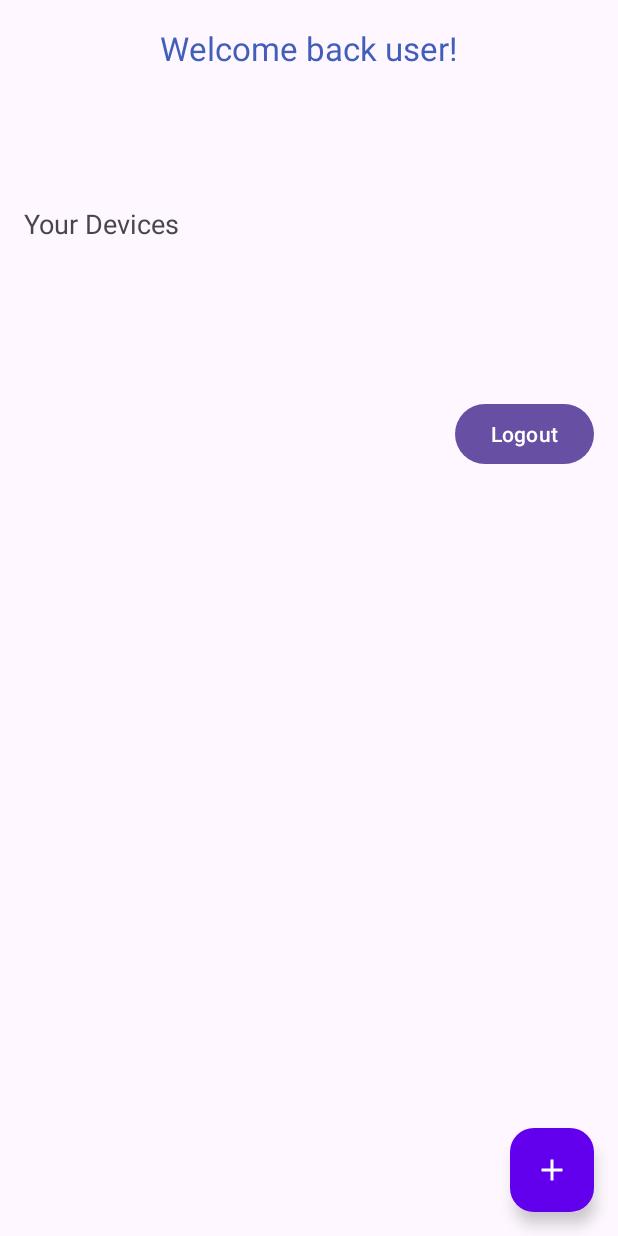
After one commit to quang0805/ProjectIIApp, an Android app: the ListDeviceFragment screen opened directly, with no data from a screen before it, on a phone screen of 412 x 824 dp. The commit adds this screen. Run offline under Robolectric (Android 15) with nearby library versions, the phone set to English and light mode, and no system bars; our stand-ins replace Firebase (no records; nobody signed in at launch, a user with empty details on screens opened directly); libraries missing offline, so code that uses them is left out: com.hivemq.client; 1 statement that could not run was skipped.

Commit message:
feat: add device, display devices by RecyclerView

```diff
--- a/app/build.gradle.kts
+++ b/app/build.gradle.kts
@@ -60,6 +60,7 @@ dependencies {
     androidTestImplementation(libs.androidx.junit)
     androidTestImplementation(libs.androidx.espresso.core)
 
+
     implementation ("io.netty:netty-handler:4.1.94.Final")
     implementation ("io.netty:netty-tcnative-boringssl-static:2.0.56.Final")
 
--- a/app/src/main/java/com/example/projectiiapp/MainActivity.kt
+++ b/app/src/main/java/com/example/projectiiapp/MainActivity.kt
@@ -6,10 +6,12 @@ import androidx.appcompat.app.AppCompatActivity
 import androidx.navigation.fragment.NavHostFragment
 import com.example.projectiiapp.auth.AuthState
 import com.example.projectiiapp.auth.AuthViewModel
+import com.example.projectiiapp.devices.DeviceViewModel
 
 class MainActivity : AppCompatActivity() {
 
     private val authViewModel: AuthViewModel by viewModels()
+
 
     override fun onCreate(savedInstanceState: Bundle?) {
         super.onCreate(savedInstanceState)
@@ -20,8 +22,8 @@ class MainActivity : AppCompatActivity() {
         authViewModel.authState.observe(this) { state ->
             when (state) {
                 is AuthState.Success -> {
-                    if (navController.currentDestination?.id != R.id.homeFragment)
-                        navController.navigate(R.id.homeFragment)
+                    if (navController.currentDestination?.id != R.id.listDeviceFragment)
+                        navController.navigate(R.id.listDeviceFragment)
                 }
                 is AuthState.LoggedOut -> {
                     navController.popBackStack(R.id.loginFragment, false)
--- /dev/null
+++ b/app/src/main/java/com/example/projectiiapp/devices/DeviceViewModel.kt
@@ -0,0 +1,91 @@
+package com.example.projectiiapp.devices
+
+import android.util.Log
+import androidx.lifecycle.LiveData
+import androidx.lifecycle.MutableLiveData
+import androidx.lifecycle.ViewModel
+import com.google.firebase.Firebase
+import com.google.firebase.auth.auth
+import com.google.firebase.database.DataSnapshot
+import com.google.firebase.database.DatabaseError
+import com.google.firebase.database.FirebaseDatabase
+import com.google.firebase.database.ServerValue
+import com.google.firebase.database.ValueEventListener
+
+class DeviceViewModel: ViewModel() {
+    private val database = FirebaseDatabase.getInstance().reference
+    private val userId = Firebase.auth.currentUser?.uid ?: ""
+
+    private val _devices = MutableLiveData<List<Device>>()
+    val devices: LiveData<List<Device>> = _devices
+
+    private val _currentDevice = MutableLiveData<Device?>()
+    val currentDevice: LiveData<Device?> = _currentDevice
+
+    fun fetchDevices(){
+        database.child("users/$userId/devices").addValueEventListener(
+            object : ValueEventListener{
+                override fun onDataChange(snapshot: DataSnapshot) {
+                    val deviceIds = snapshot.children.map { it.key }
+                    val deviceList = mutableListOf<Device>()
+
+                    deviceIds.forEach { deviceId ->
+                        database.child("devices/$deviceId").get()
+                            .addOnSuccessListener { deviceSnapshot ->
+                                deviceSnapshot.getValue(Device::class.java)?.let {
+                                    deviceList.add(it.copy(deviceId = deviceId!!))
+                                    _devices.value = deviceList
+                                }
+                            }
+                    }
+                }
+                override fun onCancelled(error: DatabaseError) {
+                    Log.e("DeviceVM", "Error fetching devices", error.toException())
+                }
+            }
+        )
+    }
+
+    fun addDevice(deviceName: String){
+        val key = database.child("devices").push().key
+        if (key == null){
+            Log.e("DeviceVM", "Key is null")
+            return
+        }
+
+        val device = Device(
+            deviceId = key,
+            ownerId = userId,
+            name = deviceName.trim()
+        )
+
+        val updates = hashMapOf<String, Any>(
+            "devices/$key" to device,
+            "users/$userId/devices/$key" to true
+        )
+        database.updateChildren(updates)
+            .addOnSuccessListener {
+                Log.d("DeviceVM", "Thêm thiết bị thành công")
+            }
+            .addOnFailureListener { e ->
+                Log.e("DeviceVM", "Lỗi khi thêm thiết bị", e)
+            }
+    }
+
+    fun addCurrentDevice(deviceId: String) {
+        database.child("devices/$deviceId").get()
+            .addOnSuccessListener { deviceSnapshot ->
+                deviceSnapshot.getValue(Device::class.java)?.let {
+                    _currentDevice.value = it.copy(deviceId = deviceId)
+                }
+            }
+    }
+    fun controlDevice(deviceId: String, ledState: Boolean, pumpState: Boolean) {
+        val updates = mapOf(
+            "control/ledControl" to ledState,
+            "control/pumpControl" to pumpState,
+            "control/last_updated" to ServerValue.TIMESTAMP
+        )
+        database.child("devices/$deviceId").updateChildren(updates)
+    }
+}
--- /dev/null
+++ b/app/src/main/java/com/example/projectiiapp/fragments/ListDeviceFragment.kt
@@ -0,0 +1,138 @@
+package com.example.projectiiapp.fragments
+
+import android.app.AlertDialog
+import android.os.Bundle
+import android.view.LayoutInflater
+import android.view.View
+import android.view.ViewGroup
+import android.widget.Toast
+import androidx.activity.OnBackPressedCallback
+import androidx.appcompat.app.AppCompatActivity
+import androidx.fragment.app.Fragment
+import androidx.fragment.app.activityViewModels
+import androidx.navigation.fragment.findNavController
+import androidx.recyclerview.widget.GridLayoutManager
+import com.example.projectiiapp.R
+import com.example.projectiiapp.auth.AuthViewModel
+import com.example.projectiiapp.databinding.FragmentListDeviceBinding
+import com.example.projectiiapp.devices.DeviceAdapter
+import com.example.projectiiapp.devices.DeviceViewModel
+import com.google.android.material.dialog.MaterialAlertDialogBuilder
+import com.google.android.material.textfield.TextInputEditText
+import com.google.firebase.Firebase
+import com.google.firebase.auth.auth
+
+class ListDeviceFragment : Fragment() {
+    private lateinit var binding: FragmentListDeviceBinding
+    private val authViewModel: AuthViewModel by activityViewModels()
+    private val viewModel: DeviceViewModel by activityViewModels()
+    private lateinit var deviceAdapter: DeviceAdapter
+
+    // Trong fragment nay, khi backPress thi thoat ra ngoai man hinh
+    private val backPressedCallback = object : OnBackPressedCallback(true){
+        override fun handleOnBackPressed() {
+            handleBackPressed()
+        }
+    }
+
+    override fun onCreateView(
+        inflater: LayoutInflater, container: ViewGroup?,
+        savedInstanceState: Bundle?
+    ): View? {
+        // Inflate the layout for this fragment
+        binding = FragmentListDeviceBinding.inflate(layoutInflater, container, false)
+        return binding.root
+    }
+
+    override fun onViewCreated(view: View, savedInstanceState: Bundle?) {
+        super.onViewCreated(view, savedInstanceState)
+        binding.btnLogout.setOnClickListener {
+            authViewModel.logout()
+        }
+        requireActivity().onBackPressedDispatcher
+            .addCallback(viewLifecycleOwner, backPressedCallback)
+
+        setupToolbar()
+        setupRecyclerView()
+        setupObservers()
+        setupClickListeners()
+    }
+    private fun setupToolbar() {
+        (requireActivity() as AppCompatActivity).setSupportActionBar(binding.toolbar)
+        (requireActivity() as AppCompatActivity).supportActionBar?.setDisplayShowTitleEnabled(false)
+        binding.toolbar.title = "Welcome back user!"
+    }
+    private fun setupRecyclerView() {
+        // Xu ly khi Click vao Device item, add callback vao DeviceAdapter.
+        deviceAdapter = DeviceAdapter { device ->
+            Toast.makeText(requireContext(), "Clicked on ${device.name}", Toast.LENGTH_SHORT).show()
+            navigateToDeviceDetail(device.deviceId)
+        }
+
+
+        binding.rvDevices.apply {
+            layoutManager = GridLayoutManager(requireContext(), 2)
+            adapter = deviceAdapter
+//            addItemDecoration(DividerItemDecoration(context, DividerItemDecoration.VERTICAL))
+        }
+    }
+    private fun setupObservers() {
+        // Hiển thị tên người dùng
+        Firebase.auth.currentUser?.email?.let { email ->
+            binding.tvUserName.text = email.substringBefore("@")
+        }
+
+        // Load danh sách thiết bị
+        viewModel.devices.observe(viewLifecycleOwner) { devices ->
+            deviceAdapter.submitList(devices) // Khi có thiết bị được thêm vào thì cập nhật danh sách
+        }
+
+        viewModel.fetchDevices()
+    }
+    private fun setupClickListeners() {
+        binding.fabAddDevice.setOnClickListener {
+            showAddDeviceDialog()
+        }
+    }
+    private fun showAddDeviceDialog() {
+        val dialog = MaterialAlertDialogBuilder(requireContext())
+            .setTitle("Add Device")
+            .setView(R.layout.dialog_add_device)
+            .setPositiveButton("Add") { dialog, _ ->
+                // Xử lý thêm thiết bị
+                val input =
+                    (dialog as androidx.appcompat.app.AlertDialog).findViewById<TextInputEditText>(R.id.edtDeviceName)
+                input?.text?.toString()?.let { deviceName ->
+                    viewModel.addDevice(deviceName)
+                    viewModel.fetchDevices()
+                }
+                dialog.dismiss()
+            }
+            .setNegativeButton("Cancel") { dialog, _ ->
+                dialog.dismiss()
+            }
+            .create()
+
+        dialog.show()
+    }
+
+    private fun navigateToDeviceDetail(deviceId: String) {
+        viewModel.addCurrentDevice(deviceId)
+        findNavController().navigate(R.id.action_listDeviceFragment_to_homeFragment)
+    }
+
+
+
+    // Khi thoat thi thoat luon ra ngoai man hinh
+    private fun handleBackPressed() {
+        AlertDialog.Builder(requireContext())
+            .setTitle("Thoát ứng dụng")
+            .setMessage("Bạn có chắc chắn muốn thoát?")
+            .setPositiveButton("Thoát") { _, _ ->
+                requireActivity().finishAffinity()
+            }
+            .setNegativeButton("Ở lại", null)
+            .show()
+    }
+
+}
--- a/app/src/main/java/com/example/projectiiapp/fragments/LoginFragment.kt
+++ b/app/src/main/java/com/example/projectiiapp/fragments/LoginFragment.kt
@@ -121,6 +121,8 @@ class LoginFragment : Fragment() {
     private fun handleSuccess(userId: String) {
         binding.btnLogin.visibility = View.VISIBLE
         binding.txtError.visibility = View.GONE
+        binding.edtEmailLogin.text.clear()
+        binding.edtPasswordLogin.text.clear()
 
 //        // Navigate to home screen
 //        findNavController().navigate(R.id.action_loginFragment_to_homeFragment)
--- /dev/null
+++ b/app/src/main/res/drawable/ic_add.xml
@@ -0,0 +1,5 @@
+<vector xmlns:android="http://schemas.android.com/apk/res/android" android:height="24dp" android:tint="#000000" android:viewportHeight="24" android:viewportWidth="24" android:width="24dp">
+
+    <path android:fillColor="@android:color/white" android:pathData="M19,13h-6v6h-2v-6H5v-2h6V5h2v6h6v2z"/>
+
+</vector>
--- a/app/src/main/res/layout/activity_main.xml
+++ b/app/src/main/res/layout/activity_main.xml
@@ -1,4 +1,4 @@
-<androidx.fragment.app.FragmentContainerView
+    <androidx.fragment.app.FragmentContainerView
     xmlns:android="http://schemas.android.com/apk/res/android"
     xmlns:app="http://schemas.android.com/apk/res-auto"
     android:layout_height="match_parent"
@@ -7,5 +7,4 @@
     android:name="androidx.navigation.fragment.NavHostFragment"
     app:navGraph="@navigation/nav_graph"
     app:defaultNavHost="true"
-
 />
--- /dev/null
+++ b/app/src/main/res/layout/fragment_list_device.xml
@@ -0,0 +1,85 @@
+<!-- res/layout/activity_home.xml -->
+<androidx.coordinatorlayout.widget.CoordinatorLayout xmlns:android="http://schemas.android.com/apk/res/android"
+    xmlns:app="http://schemas.android.com/apk/res-auto"
+    android:layout_width="match_parent"
+    android:layout_height="match_parent"
+    xmlns:tools="http://schemas.android.com/tools">
+
+    <!-- App Bar -->
+    <com.google.android.material.appbar.AppBarLayout
+        android:layout_width="match_parent"
+        android:layout_height="wrap_content"
+        android:theme="@style/ThemeOverlay.AppCompat.Dark.ActionBar">
+
+        <com.google.android.material.appbar.MaterialToolbar
+            android:id="@+id/toolbar"
+            android:layout_width="match_parent"
+            android:layout_height="?attr/actionBarSize"
+            app:titleTextColor="@color/blue_200"
+            app:titleCentered="true"
+            app:title="Welcome back" />
+
+    </com.google.android.material.appbar.AppBarLayout>
+
+    <!-- Main Content -->
+    <androidx.core.widget.NestedScrollView
+        android:layout_width="match_parent"
+        android:layout_height="match_parent"
+        app:layout_behavior="@string/appbar_scrolling_view_behavior">
+
+        <LinearLayout
+            android:layout_width="match_parent"
+            android:layout_height="wrap_content"
+            android:orientation="vertical"
+            android:padding="16dp">
+
+            <!-- User Info -->
+            <TextView
+                android:id="@+id/tvUserName"
+                android:layout_width="wrap_content"
+                android:layout_height="wrap_content"
+                android:text="User"
+                android:textSize="24sp"
+                android:textStyle="bold" />
+
+            <!-- Device List -->
+            <TextView
+                android:layout_width="wrap_content"
+                android:layout_height="wrap_content"
+                android:text="Your Devices"
+                android:textSize="18sp"
+                android:layout_marginTop="24dp"
+                android:layout_marginBottom="8dp"/>
+
+            <androidx.recyclerview.widget.RecyclerView
+                android:id="@+id/rvDevices"
+                android:layout_width="match_parent"
+                android:layout_height="wrap_content"
+                tools:listitem="@layout/item_device"
+                android:clipToPadding="false"
+                android:paddingBottom="80dp"/>
+
+
+            <Button
+                android:id="@+id/btnLogout"
+                android:layout_width="wrap_content"
+                android:layout_height="wrap_content"
+                android:layout_gravity="end"
+                android:layout_marginTop="16dp"
+                android:text="Logout"
+                />
+
+        </LinearLayout>
+    </androidx.core.widget.NestedScrollView>
+    <!-- Add Device Button -->
+    <com.google.android.material.floatingactionbutton.FloatingActionButton
+        android:id="@+id/fabAddDevice"
+        android:layout_width="wrap_content"
+        android:layout_height="wrap_content"
+        android:layout_gravity="bottom|end"
+        android:layout_margin="16dp"
+        android:src="@drawable/ic_add"
+        app:backgroundTint="@color/purple_500"
+        app:tint="@android:color/white" />
+
+</androidx.coordinatorlayout.widget.CoordinatorLayout>
--- a/app/src/main/res/navigation/nav_graph.xml
+++ b/app/src/main/res/navigation/nav_graph.xml
@@ -11,9 +11,9 @@
     <action
         app:destination="@id/signUpFragment"
         android:id="@+id/action_loginFragment_to_signUpFragment"/>
-    <action
-        app:destination="@id/homeFragment"
-        android:id="@+id/action_loginFragment_to_homeFragment"/>
+        <action
+            android:id="@+id/action_loginFragment_to_listDeviceFragment"
+            app:destination="@id/listDeviceFragment" />
 
     </fragment>
     <fragment
@@ -22,16 +22,31 @@
     android:label="SignUp">
 
         <action
-            android:id="@+id/action_signUpFragment_to_homeFragment"
-            app:destination="@id/homeFragment" />
-        <action
             android:id="@+id/action_signUpFragment_to_loginFragment"
             app:destination="@id/loginFragment" />
+        <action
+            android:id="@+id/action_signUpFragment_to_listDeviceFragment"
+            app:destination="@id/listDeviceFragment" />
     </fragment>
     <fragment
     android:id="@+id/homeFragment"
     android:name="com.example.projectiiapp.fragments.HomeFragment"
     android:label="Home">
+        <action
+            android:id="@+id/action_homeFragment_to_listDeviceFragment"
+            app:destination="@id/listDeviceFragment" />
     </fragment>
+    <fragment
+        android:id="@+id/listDeviceFragment"
+        android:name="com.example.projectiiapp.fragments.ListDeviceFragment"
+        android:label="ListDeviceFragment" >
+        <action
+            android:id="@+id/action_listDeviceFragment_to_homeFragment"
+            app:destination="@id/homeFragment" />
+    </fragment>
+    <activity
+        android:id="@+id/mainActivity"
+        android:name="com.example.projectiiapp.MainActivity"
+        android:label="MainActivity" />
 
 </navigation>
--- a/app/src/main/res/values/colors.xml
+++ b/app/src/main/res/values/colors.xml
@@ -3,4 +3,7 @@
     <color name="black">#FF000000</color>
     <color name="white">#FFFFFFFF</color>
     <color name="red">#FFC70000</color>
+    <color name="purple_500">#FF6200EE</color>"
+    <color name="blue_200">#405EBA</color>
+    <color name="gray_600">#FF757575</color>"
 </resources>
```
Also changed, not shown: app/src/main/java/com/example/projectiiapp/devices/Device.kt (added, +29 -0 lines), app/src/main/java/com/example/projectiiapp/devices/DeviceAdapter.kt (added, +46 -0 lines), app/src/main/res/layout/dialog_add_device.xml (added, +8 -0 lines), app/src/main/res/layout/item_device.xml (added, +39 -0 lines), 1 other file.
